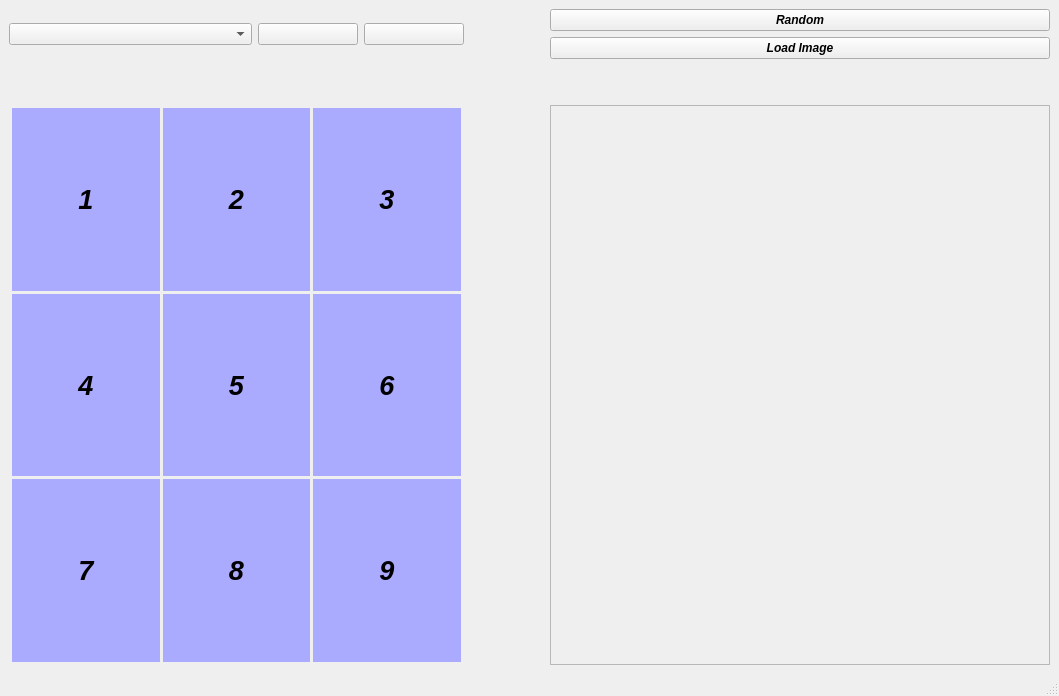
Qt form view/UI.ui (iamMHZ/AI) before a commit.
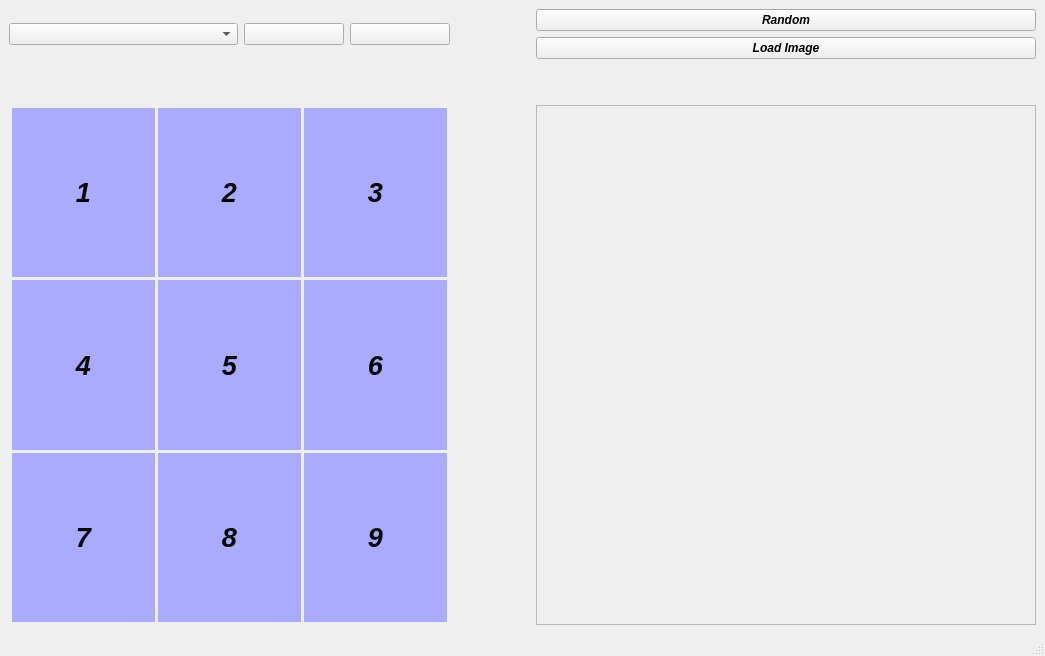
The same form after that commit. Icons and pictures are not drawn.

Commit message: added scroll area for showing tree search result

```diff
--- a/view/UI.ui
+++ b/view/UI.ui
@@ -6,8 +6,8 @@
    <rect>
     <x>0</x>
     <y>0</y>
-    <width>1059</width>
-    <height>696</height>
+    <width>1045</width>
+    <height>656</height>
    </rect>
   </property>
   <property name="windowTitle">
@@ -293,29 +293,6 @@
       </item>
      </layout>
     </item>
-    <item row="2" column="2">
-     <layout class="QVBoxLayout" name="verticalLayout">
-      <item>
-       <widget class="QTextEdit" name="textEdit">
-        <property name="enabled">
-         <bool>false</bool>
-        </property>
-        <property name="minimumSize">
-         <size>
-          <width>300</width>
-          <height>300</height>
-         </size>
-        </property>
-        <property name="maximumSize">
-         <size>
-          <width>500</width>
-          <height>10000</height>
-         </size>
-        </property>
-       </widget>
-      </item>
-     </layout>
-    </item>
     <item row="1" column="0">
      <spacer name="verticalSpacer">
       <property name="orientation">
@@ -479,6 +456,54 @@
       </property>
      </spacer>
     </item>
+    <item row="2" column="2">
+     <layout class="QVBoxLayout" name="verticalLayout">
+      <item>
+       <widget class="QScrollArea" name="scrollArea">
+        <property name="sizePolicy">
+         <sizepolicy hsizetype="Preferred" vsizetype="Preferred">
+          <horstretch>0</horstretch>
+          <verstretch>0</verstretch>
+         </sizepolicy>
+        </property>
+        <property name="minimumSize">
+         <size>
+          <width>500</width>
+          <height>400</height>
+         </size>
+        </property>
+        <property name="maximumSize">
+         <size>
+          <width>16777215</width>
+          <height>16777215</height>
+         </size>
+        </property>
+        <property name="widgetResizable">
+         <bool>true</bool>
+        </property>
+        <widget class="QWidget" name="scrollAreaWidgetContents">
+         <property name="geometry">
+          <rect>
+           <x>0</x>
+           <y>0</y>
+           <width>498</width>
+           <height>398</height>
+          </rect>
+         </property>
+         <layout class="QGridLayout" name="gridLayout_3">
+          <item row="0" column="0">
+           <widget class="QLabel" name="textEdit">
+            <property name="text">
+             <string/>
+            </property>
+           </widget>
+          </item>
+         </layout>
+        </widget>
+       </widget>
+      </item>
+     </layout>
+    </item>
    </layout>
   </widget>
   <widget class="QMenuBar" name="menubar">
```
Left out of the diff: 2 changed lines with no effect on the pictures. The commit also changes 2 other files.
